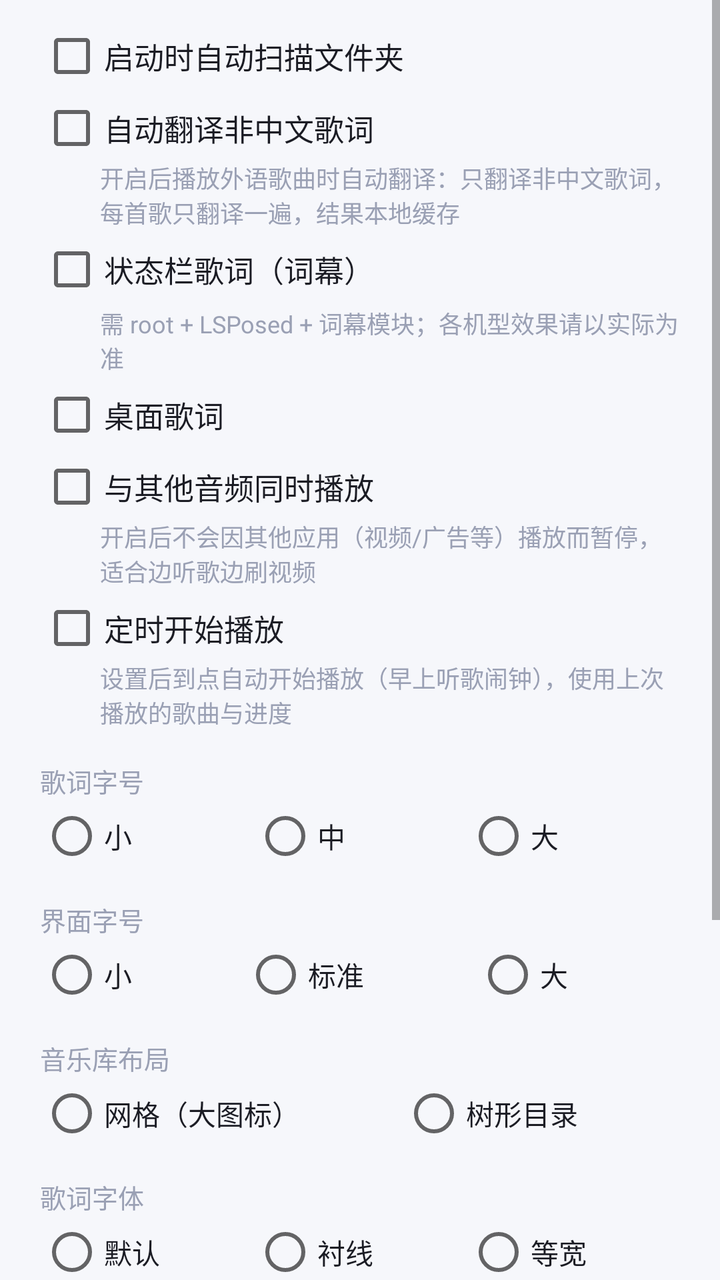
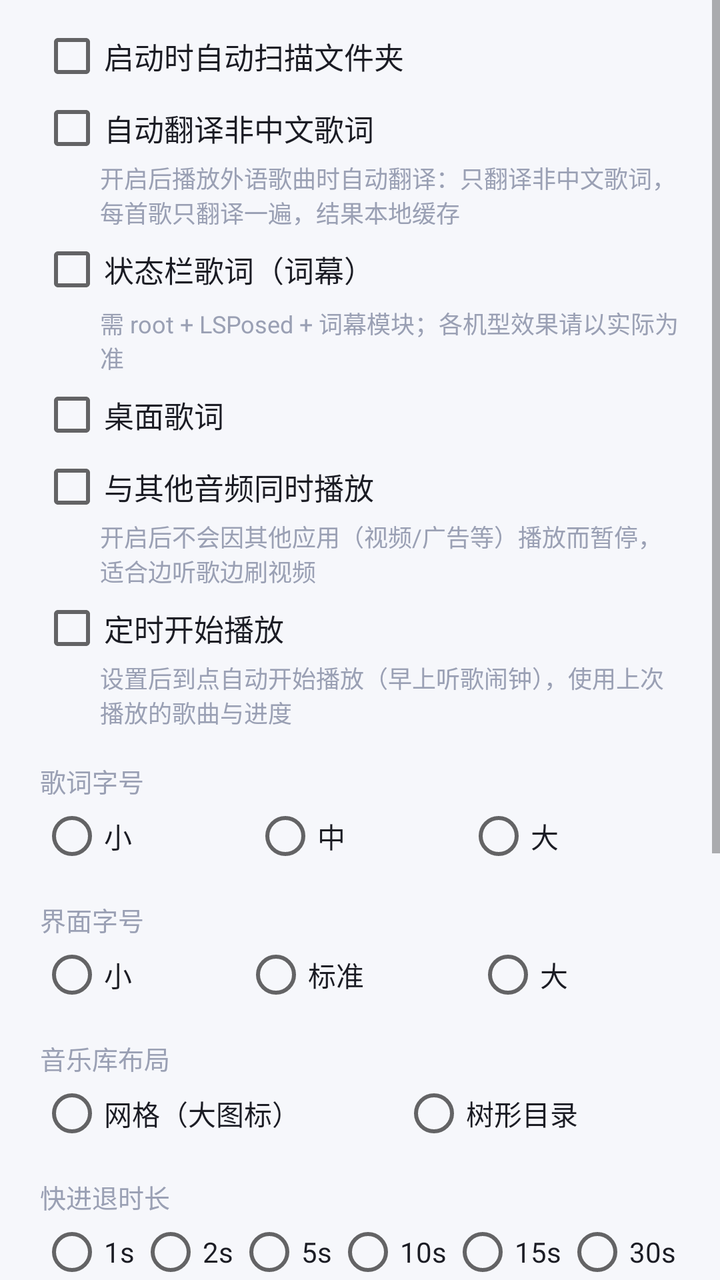

An Android layout rendered at two revisions. The XML below is the earlier revision; the diff shows what the commit changed to produce the second picture.
<!-- AndroidManifest.xml: application theme Theme.SubtitlePlayer -->
<!-- res/layout/settings_dialog.xml -->
<?xml version="1.0" encoding="utf-8"?>
<ScrollView xmlns:android="http://schemas.android.com/apk/res/android"
    android:layout_width="match_parent"
    android:layout_height="wrap_content">

    <LinearLayout
        android:layout_width="match_parent"
        android:layout_height="wrap_content"
        android:orientation="vertical"
        android:paddingStart="20dp"
        android:paddingEnd="20dp"
        android:paddingTop="12dp"
        android:paddingBottom="4dp">

        <CheckBox
            android:id="@+id/chkAutoScan"
            android:layout_width="match_parent"
            android:layout_height="wrap_content"
            android:text="@string/auto_scan"
            android:textColor="@color/text_primary"
            android:textSize="15sp" />

        <CheckBox
            android:id="@+id/chkAutoTrans"
            android:layout_width="match_parent"
            android:layout_height="wrap_content"
            android:layout_marginTop="4dp"
            android:text="@string/auto_trans"
            android:textColor="@color/text_primary"
            android:textSize="15sp" />

        <TextView
            android:layout_width="match_parent"
            android:layout_height="wrap_content"
            android:layout_marginStart="30dp"
            android:text="@string/auto_trans_hint"
            android:textColor="@color/text_hint"
            android:textSize="12sp" />

        <CheckBox
            android:id="@+id/chkLyricon"
            android:layout_width="match_parent"
            android:layout_height="wrap_content"
            android:layout_marginTop="4dp"
            android:text="@string/lyricon_enabled"
            android:textColor="@color/text_primary"
            android:textSize="15sp" />

        <TextView
            android:layout_width="match_parent"
            android:layout_height="wrap_content"
            android:layout_marginStart="30dp"
            android:layout_marginTop="2dp"
            android:text="@string/lyricon_hint"
            android:textColor="@color/text_hint"
            android:textSize="12sp" />

        <CheckBox
            android:id="@+id/chkDesktopLyrics"
            android:layout_width="match_parent"
            android:layout_height="wrap_content"
            android:layout_marginTop="4dp"
            android:text="@string/desktop_lyrics_label"
            android:textColor="@color/text_primary"
            android:textSize="15sp" />

        <LinearLayout
            android:id="@+id/lyricsGroup"
            android:layout_width="match_parent"
            android:layout_height="wrap_content"
            android:layout_marginStart="30dp"
            android:orientation="vertical"
            android:visibility="gone">

            <TextView
                android:layout_width="match_parent"
                android:layout_height="wrap_content"
                android:layout_marginTop="8dp"
                android:text="@string/desktop_lyrics_size_label"
                android:textColor="@color/text_hint"
                android:textSize="13sp" />

            <RadioGroup
                android:id="@+id/rgDesktopSize"
                android:layout_width="match_parent"
                android:layout_height="wrap_content"
                android:orientation="horizontal">

                <RadioButton
                    android:id="@+id/rbDesktopSizeS"
                    android:layout_width="wrap_content"
                    android:layout_height="wrap_content"
                    android:layout_weight="1"
                    android:tag="0"
                    android:text="@string/size_small"
                    android:textColor="@color/text_primary" />

                <RadioButton
                    android:id="@+id/rbDesktopSizeM"
                    android:layout_width="wrap_content"
                    android:layout_height="wrap_content"
                    android:layout_weight="1"
                    android:tag="1"
                    android:text="@string/size_medium"
                    android:textColor="@color/text_primary" />

                <RadioButton
                    android:id="@+id/rbDesktopSizeL"
                    android:layout_width="wrap_content"
                    android:layout_height="wrap_content"
                    android:layout_weight="1"
                    android:tag="2"
                    android:text="@string/size_large"
                    android:textColor="@color/text_primary" />
            </RadioGroup>

            <TextView
                android:layout_width="match_parent"
                android:layout_height="wrap_content"
                android:layout_marginTop="8dp"
                android:text="@string/desktop_lyrics_alpha_label"
                android:textColor="@color/text_hint"
                android:textSize="13sp" />

            <RadioGroup
                android:id="@+id/rgDesktopAlpha"
                android:layout_width="match_parent"
                android:layout_height="wrap_content"
                android:orientation="horizontal">

                <RadioButton
                    android:id="@+id/rbDesktopAlpha0"
                    android:layout_width="wrap_content"
                    android:layout_height="wrap_content"
                    android:layout_weight="1"
                    android:tag="0"
                    android:text="@string/desktop_lyrics_alpha_0"
                    android:textColor="@color/text_primary" />

                <RadioButton
                    android:id="@+id/rbDesktopAlpha1"
                    android:layout_width="wrap_content"
                    android:layout_height="wrap_content"
                    android:layout_weight="1"
                    android:tag="1"
                    android:text="@string/desktop_lyrics_alpha_1"
                    android:textColor="@color/text_primary" />

                <RadioButton
                    android:id="@+id/rbDesktopAlpha2"
                    android:layout_width="wrap_content"
                    android:layout_height="wrap_content"
                    android:layout_weight="1"
                    android:tag="2"
                    android:text="@string/desktop_lyrics_alpha_2"
                    android:textColor="@color/text_primary" />
            </RadioGroup>

            <CheckBox
                android:id="@+id/chkLyricsLocked"
                android:layout_width="match_parent"
                android:layout_height="wrap_content"
                android:layout_marginTop="4dp"
                android:text="@string/desktop_lyrics_locked"
                android:textColor="@color/text_primary"
                android:textSize="14sp" />
        </LinearLayout>

        <CheckBox
            android:id="@+id/chkMixAudio"
            android:layout_width="match_parent"
            android:layout_height="wrap_content"
            android:layout_marginTop="4dp"
            android:text="@string/mix_audio_label"
            android:textColor="@color/text_primary"
            android:textSize="15sp" />

        <TextView
            android:layout_width="match_parent"
            android:layout_height="wrap_content"
            android:layout_marginStart="30dp"
            android:text="@string/mix_audio_hint"
            android:textColor="@color/text_hint"
            android:textSize="12sp" />

        <CheckBox
            android:id="@+id/chkAlarmPlay"
            android:layout_width="match_parent"
            android:layout_height="wrap_content"
            android:layout_marginTop="4dp"
            android:text="@string/alarm_play"
            android:textColor="@color/text_primary"
            android:textSize="15sp" />

        <TextView
            android:layout_width="match_parent"
            android:layout_height="wrap_content"
            android:layout_marginStart="30dp"
            android:text="@string/alarm_play_hint"
            android:textColor="@color/text_hint"
            android:textSize="12sp" />

        <TextView
            android:layout_width="match_parent"
            android:layout_height="wrap_content"
            android:layout_marginTop="16dp"
            android:text="@string/lyric_size_label"
            android:textColor="@color/text_hint"
            android:textSize="13sp" />

        <RadioGroup
            android:id="@+id/rgLyricSize"
            android:layout_width="match_parent"
            android:layout_height="wrap_content"
            android:layout_marginTop="2dp"
            android:orientation="horizontal">

            <RadioButton
                android:id="@+id/rbLyricSmall"
                android:layout_width="wrap_content"
                android:layout_height="wrap_content"
                android:layout_weight="1"
                android:tag="15"
                android:text="@string/size_small"
                android:textColor="@color/text_primary" />

            <RadioButton
                android:id="@+id/rbLyricMid"
                android:layout_width="wrap_content"
                android:layout_height="wrap_content"
                android:layout_weight="1"
                android:tag="18"
                android:text="@string/size_medium"
                android:textColor="@color/text_primary" />

            <RadioButton
                android:id="@+id/rbLyricLarge"
                android:layout_width="wrap_content"
                android:layout_height="wrap_content"
                android:layout_weight="1"
                android:tag="22"
                android:text="@string/size_large"
                android:textColor="@color/text_primary" />
        </RadioGroup>

        <TextView
            android:layout_width="match_parent"
            android:layout_height="wrap_content"
            android:layout_marginTop="16dp"
            android:text="@string/ui_size_label"
            android:textColor="@color/text_hint"
            android:textSize="13sp" />

        <RadioGroup
            android:id="@+id/rgUiSize"
            android:layout_width="match_parent"
            android:layout_height="wrap_content"
            android:layout_marginTop="2dp"
            android:orientation="horizontal">

            <RadioButton
                android:id="@+id/rbUiSmall"
                android:layout_width="wrap_content"
                android:layout_height="wrap_content"
                android:layout_weight="1"
                android:tag="13"
                android:text="@string/size_small"
                android:textColor="@color/text_primary" />

            <RadioButton
                android:id="@+id/rbUiStd"
                android:layout_width="wrap_content"
                android:layout_height="wrap_content"
                android:layout_weight="1"
                android:tag="15"
                android:text="@string/size_standard"
                android:textColor="@color/text_primary" />

            <RadioButton
                android:id="@+id/rbUiLarge"
                android:layout_width="wrap_content"
                android:layout_height="wrap_content"
                android:layout_weight="1"
                android:tag="17"
                android:text="@string/size_large"
                android:textColor="@color/text_primary" />
        </RadioGroup>

        <TextView
            android:layout_width="match_parent"
            android:layout_height="wrap_content"
            android:layout_marginTop="16dp"
            android:text="@string/lib_layout"
            android:textColor="@color/text_hint"
            android:textSize="13sp" />

        <RadioGroup
            android:id="@+id/rgLibLayout"
            android:layout_width="match_parent"
            android:layout_height="wrap_content"
            android:layout_marginTop="2dp"
            android:orientation="horizontal">

            <RadioButton
                android:id="@+id/rbLibGrid"
                android:layout_width="wrap_content"
                android:layout_height="wrap_content"
                android:layout_weight="1"
                android:tag="0"
                android:text="@string/lib_grid"
                android:textColor="@color/text_primary" />

            <RadioButton
                android:id="@+id/rbLibTree"
                android:layout_width="wrap_content"
                android:layout_height="wrap_content"
                android:layout_weight="1"
                android:tag="1"
                android:text="@string/lib_tree"
                android:textColor="@color/text_primary" />
        </RadioGroup>

        <TextView
            android:layout_width="match_parent"
            android:layout_height="wrap_content"
            android:layout_marginTop="16dp"
            android:text="@string/lyric_font_label"
            android:textColor="@color/text_hint"
            android:textSize="13sp" />

        <RadioGroup
            android:id="@+id/rgFont"
            android:layout_width="match_parent"
            android:layout_height="wrap_content"
            android:layout_marginTop="2dp"
            android:orientation="horizontal">

            <RadioButton
                android:id="@+id/rbFontDefault"
                android:layout_width="wrap_content"
                android:layout_height="wrap_content"
                android:layout_weight="1"
                android:tag="0"
                android:text="@string/font_default"
                android:textColor="@color/text_primary" />

            <RadioButton
                android:id="@+id/rbFontSerif"
                android:layout_width="wrap_content"
                android:layout_height="wrap_content"
                android:layout_weight="1"
                android:tag="1"
                android:text="@string/font_serif"
                android:textColor="@color/text_primary" />

            <RadioButton
                android:id="@+id/rbFontMono"
                android:layout_width="wrap_content"
                android:layout_height="wrap_content"
                android:layout_weight="1"
                android:tag="2"
                android:text="@string/font_mono"
                android:textColor="@color/text_primary" />
        </RadioGroup>

        <LinearLayout
            android:layout_width="match_parent"
            android:layout_height="wrap_content"
            android:layout_marginTop="18dp"
            android:orientation="horizontal">

            <Button
                android:id="@+id/btnRescanNow"
                style="@style/BtnStyle"
                android:layout_width="0dp"
                android:layout_height="wrap_content"
                android:layout_marginEnd="6dp"
                android:layout_weight="1"
                android:text="@string/rescan" />

            <Button
                android:id="@+id/btnChangeFolder"
                style="@style/BtnStyle"
                android:layout_width="0dp"
                android:layout_height="wrap_content"
                android:layout_weight="1"
                android:text="@string/change_folder" />
        </LinearLayout>

        <Button
            android:id="@+id/btnAbout"
            style="@style/BtnStyle"
            android:layout_width="match_parent"
            android:layout_height="wrap_content"
            android:layout_marginTop="10dp"
            android:text="@string/about" />

        <Button
            android:id="@+id/btnTransSettings"
            style="@style/BtnStyle"
            android:layout_width="match_parent"
            android:layout_height="wrap_content"
            android:layout_marginTop="10dp"
            android:text="@string/trans_settings" />

        <Button
            android:id="@+id/btnEqSettings"
            style="@style/BtnStyle"
            android:layout_width="match_parent"
            android:layout_height="wrap_content"
            android:layout_marginTop="10dp"
            android:text="@string/eq_entry" />

        <Button
            android:id="@+id/btnTheme"
            style="@style/BtnStyle"
            android:layout_width="match_parent"
            android:layout_height="wrap_content"
            android:layout_marginTop="10dp"
            android:text="@string/theme_entry" />

    </LinearLayout>
</ScrollView>
<!-- resources referenced by this layout -->
<resources>
  <color name="text_hint">#9AA0B4</color>
  <color name="text_primary">#1B1C24</color>
  <string name="about">关于拾音</string>
  <string name="alarm_play">定时开始播放</string>
  <string name="alarm_play_hint">设置后到点自动开始播放（早上听歌闹钟），使用上次播放的歌曲与进度</string>
  <string name="auto_scan">启动时自动扫描文件夹</string>
  <string name="auto_trans">自动翻译非中文歌词</string>
  <string name="auto_trans_hint">开启后播放外语歌曲时自动翻译：只翻译非中文歌词，每首歌只翻译一遍，结果本地缓存</string>
  <string name="change_folder">更换文件夹</string>
  <string name="desktop_lyrics_alpha_0">不透明</string>
  <string name="desktop_lyrics_alpha_1">半透明</string>
  <string name="desktop_lyrics_alpha_2">更透明</string>
  <string name="desktop_lyrics_alpha_label">背景透明度</string>
  <string name="desktop_lyrics_label">桌面歌词</string>
  <string name="desktop_lyrics_locked">锁定位置（不可拖动）</string>
  <string name="desktop_lyrics_size_label">歌词字号</string>
  <string name="eq_entry">音效</string>
  <string name="font_default">默认</string>
  <string name="font_mono">等宽</string>
  <string name="font_serif">衬线</string>
  <string name="lib_grid">网格（大图标）</string>
  <string name="lib_layout">音乐库布局</string>
  <string name="lib_tree">树形目录</string>
  <string name="lyric_font_label">歌词字体</string>
  <string name="lyric_size_label">歌词字号</string>
  <string name="lyricon_enabled">状态栏歌词（词幕）</string>
  <string name="lyricon_hint">需 root + LSPosed + 词幕模块；各机型效果请以实际为准</string>
  <string name="mix_audio_hint">开启后不会因其他应用（视频/广告等）播放而暂停，适合边听歌边刷视频</string>
  <string name="mix_audio_label">与其他音频同时播放</string>
  <string name="rescan">重新扫描</string>
  <string name="size_large">大</string>
  <string name="size_medium">中</string>
  <string name="size_small">小</string>
  <string name="size_standard">标准</string>
  <string name="theme_entry">主题</string>
  <string name="trans_settings">翻译设置</string>
  <string name="ui_size_label">界面字号</string>
  <style name="BtnStyle" parent="Widget.AppCompat.Button">
          <item name="android:background">@drawable/bg_button</item>
          <item name="android:textColor">@color/white</item>
          <item name="android:textAllCaps">false</item>
          <item name="android:textSize">13sp</item>
          <item name="android:minHeight">0dp</item>
          <item name="android:minWidth">0dp</item>
          <item name="android:insetTop">0dp</item>
          <item name="android:insetBottom">0dp</item>
          <item name="android:paddingTop">9dp</item>
          <item name="android:paddingBottom">9dp</item>
          <item name="android:paddingStart">10dp</item>
          <item name="android:paddingEnd">10dp</item>
      </style>
  <style name="Theme.SubtitlePlayer" parent="Theme.AppCompat.DayNight.NoActionBar">
          <item name="android:windowBackground">@color/bg</item>
          <item name="android:statusBarColor">@color/bg</item>
          <item name="android:navigationBarColor">@color/bg</item>
      </style>
  <!-- drawable bg_button (drawable) -->
  <?xml version="1.0" encoding="utf-8"?>
  <shape xmlns:android="http://schemas.android.com/apk/res/android"
      android:shape="rectangle">
      <corners android:radius="22dp" />
      <gradient
          android:angle="0"
          android:endColor="@color/accent_dark"
          android:startColor="@color/accent" />
  </shape>
  <color name="white">#FFFFFF</color>
  <color name="bg">#F6F7FB</color>
  <color name="accent_dark">#3B5BDB</color>
  <color name="accent">#4A6CF7</color>
</resources>

<!-- the commit's change to res/layout/settings_dialog.xml (unified diff, before → after) -->
@@ -324,6 +324,70 @@
             android:layout_width="match_parent"
             android:layout_height="wrap_content"
             android:layout_marginTop="16dp"
+            android:text="@string/seek_step_label"
+            android:textColor="@color/text_hint"
+            android:textSize="13sp" />
+
+        <RadioGroup
+            android:id="@+id/rgSeekStep"
+            android:layout_width="match_parent"
+            android:layout_height="wrap_content"
+            android:layout_marginTop="2dp"
+            android:orientation="horizontal">
+
+            <RadioButton
+                android:layout_width="wrap_content"
+                android:layout_height="wrap_content"
+                android:layout_weight="1"
+                android:tag="1"
+                android:text="1s"
+                android:textColor="@color/text_primary" />
+
+            <RadioButton
+                android:layout_width="wrap_content"
+                android:layout_height="wrap_content"
+                android:layout_weight="1"
+                android:tag="2"
+                android:text="2s"
+                android:textColor="@color/text_primary" />
+
+            <RadioButton
+                android:layout_width="wrap_content"
+                android:layout_height="wrap_content"
+                android:layout_weight="1"
+                android:tag="5"
+                android:text="5s"
+                android:textColor="@color/text_primary" />
+
+            <RadioButton
+                android:layout_width="wrap_content"
+                android:layout_height="wrap_content"
+                android:layout_weight="1"
+                android:tag="10"
+                android:text="10s"
+                android:textColor="@color/text_primary" />
+
+            <RadioButton
+                android:layout_width="wrap_content"
+                android:layout_height="wrap_content"
+                android:layout_weight="1"
+                android:tag="15"
+                android:text="15s"
+                android:textColor="@color/text_primary" />
+
+            <RadioButton
+                android:layout_width="wrap_content"
+                android:layout_height="wrap_content"
+                android:layout_weight="1"
+                android:tag="30"
+                android:text="30s"
+                android:textColor="@color/text_primary" />
+        </RadioGroup>
+
+        <TextView
+            android:layout_width="match_parent"
+            android:layout_height="wrap_content"
+            android:layout_marginTop="16dp"
             android:text="@string/lyric_font_label"
             android:textColor="@color/text_hint"
             android:textSize="13sp" />
<!-- resource entries referenced after the edit -->
@@ -30,6 +30,7 @@
   <string name="mix_audio_hint">开启后不会因其他应用（视频/广告等）播放而暂停，适合边听歌边刷视频</string>
   <string name="mix_audio_label">与其他音频同时播放</string>
   <string name="rescan">重新扫描</string>
+  <string name="seek_step_label">快进退时长</string>
   <string name="size_large">大</string>
   <string name="size_medium">中</string>
   <string name="size_small">小</string>
